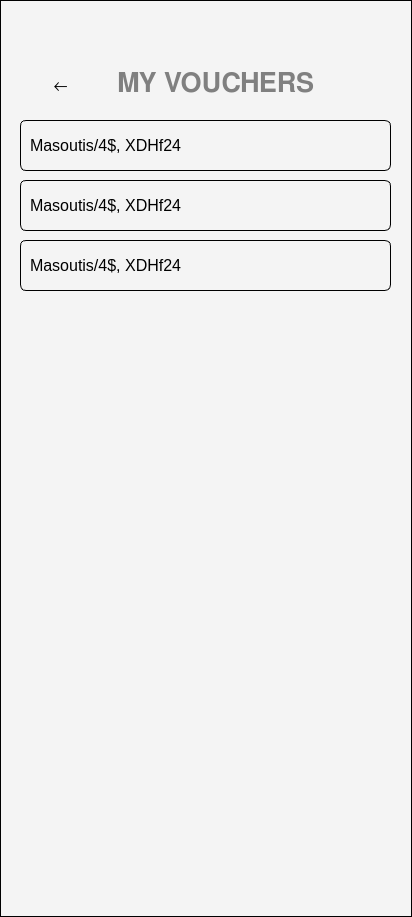
First picture: the form in ui/my_vouchers_screen.ui, repository SWE-Project-Org/SWE-Project, before the edit.
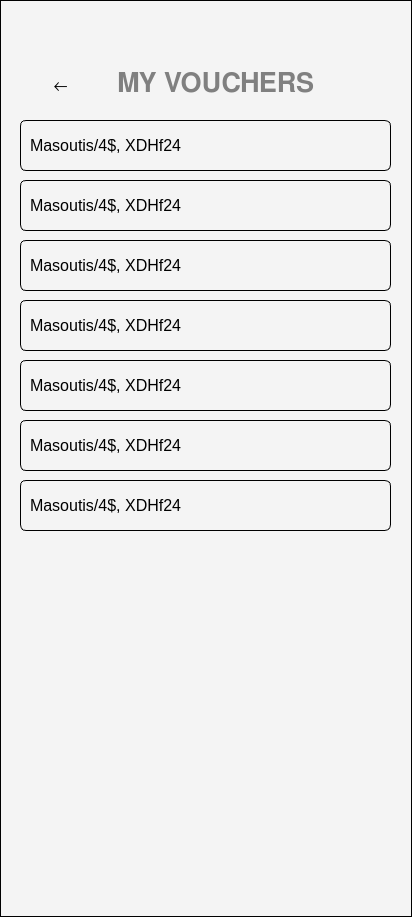
Second picture: the form after the edit.

```diff
--- a/ui/my_vouchers_screen.ui
+++ b/ui/my_vouchers_screen.ui
@@ -151,6 +151,98 @@
     <string>Masoutis/4$, XDHf24</string>
    </property>
   </widget>
+  <widget class="QLabel" name="label_9">
+   <property name="geometry">
+    <rect>
+     <x>20</x>
+     <y>300</y>
+     <width>371</width>
+     <height>51</height>
+    </rect>
+   </property>
+   <property name="font">
+    <font>
+     <pointsize>12</pointsize>
+    </font>
+   </property>
+   <property name="styleSheet">
+    <string notr="true">color: ffffff;background-color: #00000000;
+border-radius: 6px;
+    padding: 5px;</string>
+   </property>
+   <property name="text">
+    <string>Masoutis/4$, XDHf24</string>
+   </property>
+  </widget>
+  <widget class="QLabel" name="label_10">
+   <property name="geometry">
+    <rect>
+     <x>20</x>
+     <y>360</y>
+     <width>371</width>
+     <height>51</height>
+    </rect>
+   </property>
+   <property name="font">
+    <font>
+     <pointsize>12</pointsize>
+    </font>
+   </property>
+   <property name="styleSheet">
+    <string notr="true">color: ffffff;background-color: #00000000;
+border-radius: 6px;
+    padding: 5px;</string>
+   </property>
+   <property name="text">
+    <string>Masoutis/4$, XDHf24</string>
+   </property>
+  </widget>
+  <widget class="QLabel" name="label_11">
+   <property name="geometry">
+    <rect>
+     <x>20</x>
+     <y>420</y>
+     <width>371</width>
+     <height>51</height>
+    </rect>
+   </property>
+   <property name="font">
+    <font>
+     <pointsize>12</pointsize>
+    </font>
+   </property>
+   <property name="styleSheet">
+    <string notr="true">color: ffffff;background-color: #00000000;
+border-radius: 6px;
+    padding: 5px;</string>
+   </property>
+   <property name="text">
+    <string>Masoutis/4$, XDHf24</string>
+   </property>
+  </widget>
+  <widget class="QLabel" name="label_12">
+   <property name="geometry">
+    <rect>
+     <x>20</x>
+     <y>480</y>
+     <width>371</width>
+     <height>51</height>
+    </rect>
+   </property>
+   <property name="font">
+    <font>
+     <pointsize>12</pointsize>
+    </font>
+   </property>
+   <property name="styleSheet">
+    <string notr="true">color: ffffff;background-color: #00000000;
+border-radius: 6px;
+    padding: 5px;</string>
+   </property>
+   <property name="text">
+    <string>Masoutis/4$, XDHf24</string>
+   </property>
+  </widget>
  </widget>
  <resources/>
  <connections/>
```
